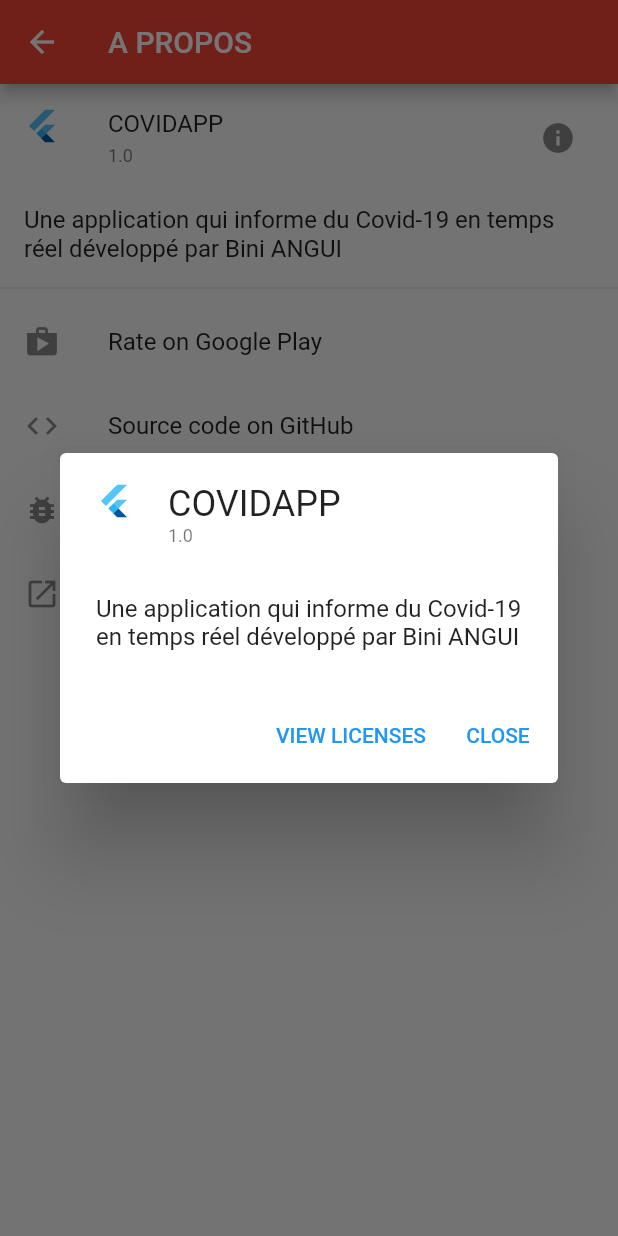
After one commit to ang67/CovidApp, a Flutter app: the AboutPage screen opened by its route, after a tap on the "info" icon, on a phone screen of 412 x 824 dp. The commit adds this screen. Run offline on Flutter 3.47's test engine with Material 2 defaults, Android fonts, the phone set to English and light mode, and no system bars; our stand-ins replace carousel_slider, google_maps_flutter, webview_flutter.

```diff
--- a/lib/app.dart
+++ b/lib/app.dart
@@ -1,5 +1,6 @@
 
 import 'package:covidapp/ui/base.dart';
+import 'package:covidapp/ui/screens/about.dart';
 import 'package:covidapp/ui/screens/aboutCorona.dart';
 import 'package:covidapp/ui/screens/statsPages/statsPage.dart';
 import 'package:covidapp/ui/theme.dart';
@@ -18,6 +19,7 @@ class MyApp extends StatelessWidget {
         '/':(context) => BaseScreen(),
         '/stats':(context) => StatsPage(),
         '/aboutCorona':(context) => AboutCoronaPage(),
+        '/about':(context) => AboutPage(),
         //
       },
     );
--- /dev/null
+++ b/lib/ui/constantes.dart
@@ -0,0 +1,7 @@
+
+const String APP_NAME = 'COVIDAPP';
+const String APP_DESCRIPTION = 'Une application qui informe du Covid-19 en temps réel développé par Bini ANGUI';
+const String APP_VERSION = '1.0';
+const String GOOGLEPLAY_URL = 'https://play.google.com/store/search?q=covid&c=apps&gl=FR';
+const String GITHUB_URL = 'https://github.com/ang67/CovidApp/';
+const String AUTHOR_SITE = '';
--- /dev/null
+++ b/lib/ui/screens/about.dart
@@ -0,0 +1,67 @@
+import 'package:flutter/material.dart';
+import 'package:url_launcher/url_launcher.dart' as url_launcher;
+import '../constantes.dart';
+
+
+class AboutPage extends StatelessWidget {
+  const AboutPage({Key key}) : super(key: key);
+
+  // These tiles are also used as drawer nav items in home route.
+  static final List<Widget> kAboutListTiles = <Widget>[
+    ListTile(
+      title: Text(APP_DESCRIPTION),
+    ),
+    Divider(),
+    ListTile(
+      leading: Icon(Icons.shop),
+      title: Text('Rate on Google Play'),
+      onTap: () => url_launcher.launch(GOOGLEPLAY_URL),
+    ),
+    ListTile(
+      leading: Icon(Icons.code),
+      title: Text('Source code on GitHub'),
+      onTap: () => url_launcher.launch(GITHUB_URL),
+    ),
+    ListTile(
+      leading: Icon(Icons.bug_report),
+      title: Text('Report issue on GitHub'),
+      onTap: () => url_launcher.launch('$GITHUB_URL/issues'),
+    ),
+    ListTile(
+      leading: Icon(Icons.open_in_new),
+      title: Text('Visit my website'),
+      onTap: () => url_launcher.launch(AUTHOR_SITE),
+    ),
+  ];
+
+  @override
+  Widget build(BuildContext context) {
+    final header = ListTile(
+      leading: FlutterLogo(),
+      title: Text(APP_NAME),
+      subtitle: Text(APP_VERSION),
+      trailing: IconButton(
+        icon: Icon(Icons.info),
+        onPressed: () {
+          showAboutDialog(
+              context: context,
+              applicationName: APP_NAME,
+              applicationVersion: APP_VERSION,
+              applicationIcon: FlutterLogo(),
+              children: <Widget>[Text(APP_DESCRIPTION)]);
+        },
+      ),
+    );
+    return Scaffold(
+          appBar: AppBar(
+            title: Text('A PROPOS'),
+          ),
+          body: ListView(
+        children: <Widget>[
+          header,
+          ...kAboutListTiles,
+        ],
+      ),
+    );
+  }
+}
--- a/pubspec.yaml
+++ b/pubspec.yaml
@@ -14,7 +14,7 @@ description: A new Flutter project.
 version: 1.0.0+1
 
 environment:
-  sdk: ">=2.2.0 <3.0.0"
+  sdk: ">=2.2.2 <3.0.0"
 
 dependencies:
   flutter:
@@ -25,6 +25,7 @@ dependencies:
   webview_flutter: ^0.3.19+9
   intl: ^0.16.1
   google_maps_flutter: ^0.5.25+3
+  url_launcher: ^5.4.2
 
   # The following adds the Cupertino Icons font to your application.
   # Use with the CupertinoIcons class for iOS style icons.
```
Also changed, not shown: lib/ui/base.dart (+29 -9 lines), pubspec.lock.
